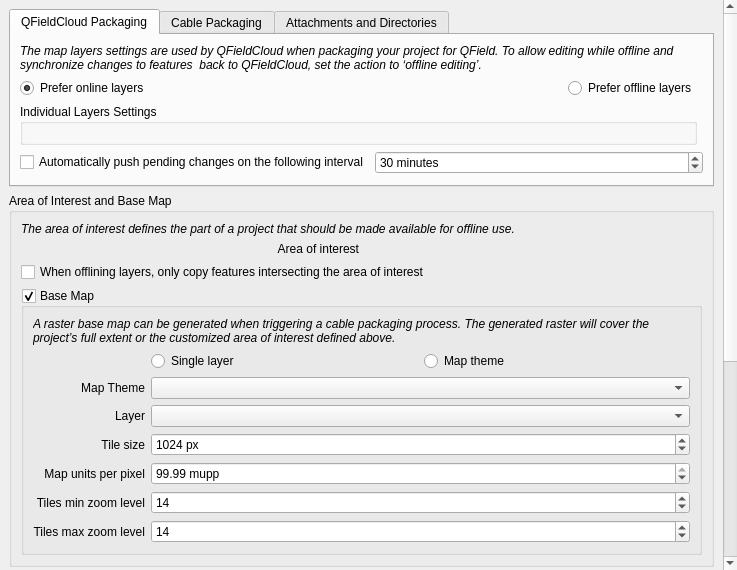
Above: qfieldsync/ui/project_configuration_widget.ui from opengisch/qfieldsync before the change. Below: the same form after it.
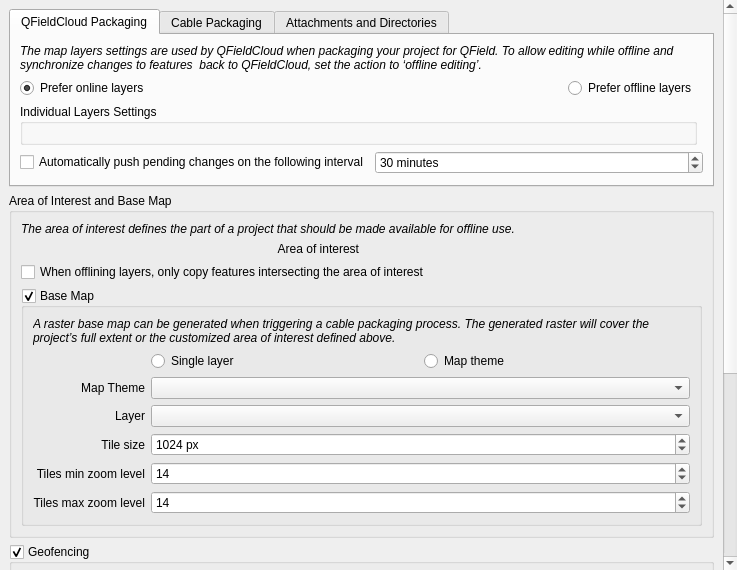
That is the form after the change. Custom widgets are drawn as their Qt base class.

Commit message: Remove mupp references

Diff of the .ui file:
```diff
--- a/qfieldsync/ui/project_configuration_widget.ui
+++ b/qfieldsync/ui/project_configuration_widget.ui
@@ -477,35 +477,6 @@
                </property>
               </widget>
              </item>
-             <item row="6" column="0">
-              <widget class="QLabel" name="mapUnitsPerPixelLabel">
-               <property name="text">
-                <string>Map units per pixel</string>
-               </property>
-               <property name="alignment">
-                <set>Qt::AlignRight|Qt::AlignTrailing|Qt::AlignVCenter</set>
-               </property>
-              </widget>
-             </item>
-             <item row="6" column="1">
-              <widget class="QgsDoubleSpinBox" name="mapUnitsPerPixel">
-               <property name="sizePolicy">
-                <sizepolicy hsizetype="Expanding" vsizetype="Fixed">
-                 <horstretch>0</horstretch>
-                 <verstretch>0</verstretch>
-                </sizepolicy>
-               </property>
-               <property name="toolTip">
-                <string>This determines the spatial resolution of the resulting map image. It depends on the CRS of the map canvas. For map units in [m], a value of 1 means each pixel covers an area of 1x1 m, a value of 1000 means 1 pixel per square kilometer.</string>
-               </property>
-               <property name="suffix">
-                <string> mupp</string>
-               </property>
-               <property name="value">
-                <double>99.989999999999995</double>
-               </property>
-              </widget>
-             </item>
              <item row="9" column="0">
               <widget class="QLabel" name="baseMapTilesMaxZoomLevelLabel">
                <property name="text">
```
Left out of the diff: 1 changed line with no effect on the pictures. The commit also changes 1 other file.
